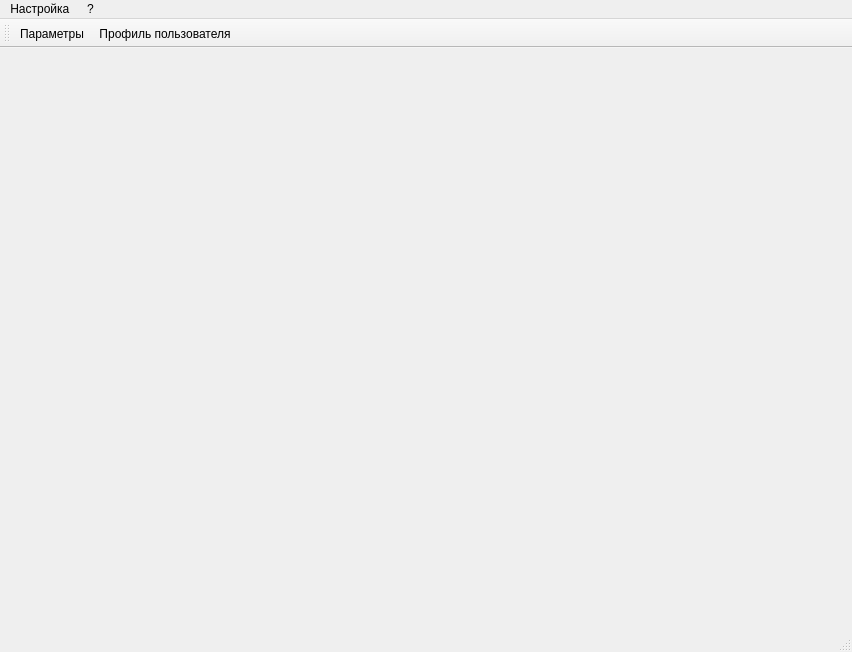
This is mainwindow.ui in rust3128/Gandalf as Qt 5 draws it before an edit. The edited form follows.
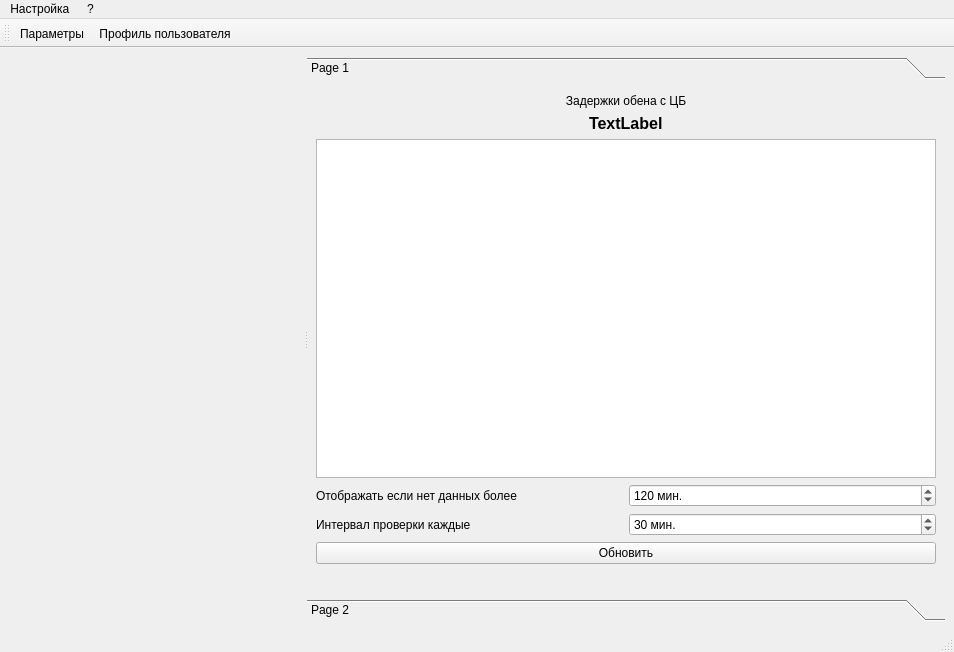
This is the edited form. Icons and pictures are not drawn. Custom widgets are drawn as their Qt base class.

Commit message: Show Deploys tab

What changed in the file:
```diff
--- a/mainwindow.ui
+++ b/mainwindow.ui
@@ -6,7 +6,7 @@
    <rect>
     <x>0</x>
     <y>0</y>
-    <width>852</width>
+    <width>954</width>
     <height>652</height>
    </rect>
   </property>
@@ -15,7 +15,17 @@
   </property>
   <widget class="QWidget" name="centralwidget">
    <layout class="QGridLayout" name="gridLayout">
-    <item row="0" column="0" alignment="Qt::AlignHCenter|Qt::AlignVCenter">
+    <item row="0" column="0">
+     <widget class="QSplitter" name="splitter">
+      <property name="orientation">
+       <enum>Qt::Horizontal</enum>
+      </property>
+      <property name="handleWidth">
+       <number>2</number>
+      </property>
+      <widget class="QWidget" name="layoutWidget">
+       <layout class="QVBoxLayout" name="verticalLayout">
+        <item>
      <widget class="SearchForm" name="widgetSearch" native="true">
       <property name="maximumSize">
        <size>
@@ -25,7 +35,7 @@
       </property>
      </widget>
     </item>
-    <item row="1" column="0">
+        <item>
      <widget class="QTabWidget" name="tabWidgetTerminals">
       <property name="tabPosition">
        <enum>QTabWidget::North</enum>
@@ -49,12 +59,164 @@
     </item>
    </layout>
   </widget>
+      <widget class="QToolBox" name="toolBox">
+       <property name="frameShape">
+        <enum>QFrame::NoFrame</enum>
+       </property>
+       <property name="currentIndex">
+        <number>0</number>
+       </property>
+       <widget class="QWidget" name="pageDeploys">
+        <property name="geometry">
+         <rect>
+          <x>0</x>
+          <y>0</y>
+          <width>635</width>
+          <height>492</height>
+         </rect>
+        </property>
+        <attribute name="label">
+         <string>Page 1</string>
+        </attribute>
+        <layout class="QGridLayout" name="gridLayout_2">
+         <item row="0" column="0" colspan="2">
+          <widget class="QLabel" name="labelDepInfo">
+           <property name="text">
+            <string>Задержки обена с ЦБ</string>
+           </property>
+           <property name="alignment">
+            <set>Qt::AlignCenter</set>
+           </property>
+          </widget>
+         </item>
+         <item row="1" column="0" colspan="2" alignment="Qt::AlignHCenter">
+          <widget class="QLabel" name="labelLastDeploys">
+           <property name="font">
+            <font>
+             <pointsize>12</pointsize>
+             <bold>true</bold>
+            </font>
+           </property>
+           <property name="text">
+            <string>TextLabel</string>
+           </property>
+          </widget>
+         </item>
+         <item row="2" column="0" colspan="2">
+          <widget class="QTableView" name="tableViewDeploys">
+           <property name="editTriggers">
+            <set>QAbstractItemView::NoEditTriggers</set>
+           </property>
+           <property name="selectionMode">
+            <enum>QAbstractItemView::SingleSelection</enum>
+           </property>
+           <property name="selectionBehavior">
+            <enum>QAbstractItemView::SelectRows</enum>
+           </property>
+           <property name="sortingEnabled">
+            <bool>true</bool>
+           </property>
+           <attribute name="verticalHeaderVisible">
+            <bool>false</bool>
+           </attribute>
+          </widget>
+         </item>
+         <item row="3" column="0">
+          <widget class="QLabel" name="labelDap2">
+           <property name="text">
+            <string>Отображать если нет данных более</string>
+           </property>
+           <property name="wordWrap">
+            <bool>true</bool>
+           </property>
+          </widget>
+         </item>
+         <item row="3" column="1">
+          <widget class="QSpinBox" name="spinBoxPorog">
+           <property name="suffix">
+            <string> мин.</string>
+           </property>
+           <property name="minimum">
+            <number>1</number>
+           </property>
+           <property name="maximum">
+            <number>1440</number>
+           </property>
+           <property name="value">
+            <number>120</number>
+           </property>
+          </widget>
+         </item>
+         <item row="4" column="0">
+          <widget class="QLabel" name="labelDep3">
+           <property name="text">
+            <string>Интервал проверки каждые</string>
+           </property>
+          </widget>
+         </item>
+         <item row="4" column="1">
+          <widget class="QSpinBox" name="spinBoxInterval">
+           <property name="suffix">
+            <string> мин.</string>
+           </property>
+           <property name="minimum">
+            <number>1</number>
+           </property>
+           <property name="maximum">
+            <number>300</number>
+           </property>
+           <property name="value">
+            <number>30</number>
+           </property>
+          </widget>
+         </item>
+         <item row="5" column="0" colspan="2">
+          <widget class="QPushButton" name="pushButtonRefreshDeploys">
+           <property name="text">
+            <string>Обновить</string>
+           </property>
+           <property name="icon">
+            <iconset resource="resource.qrc">
+             <normaloff>:/Images/refresh_icon.png</normaloff>:/Images/refresh_icon.png</iconset>
+           </property>
+          </widget>
+         </item>
+         <item row="6" column="0" colspan="2" alignment="Qt::AlignHCenter|Qt::AlignVCenter">
+          <widget class="QLabel" name="labelWaiting">
+           <property name="text">
+            <string/>
+           </property>
+           <property name="pixmap">
+            <pixmap resource="resource.qrc">:/Images/waiting_icon_big.png</pixmap>
+           </property>
+          </widget>
+         </item>
+        </layout>
+       </widget>
+       <widget class="QWidget" name="page_2">
+        <property name="geometry">
+         <rect>
+          <x>0</x>
+          <y>0</y>
+          <width>635</width>
+          <height>492</height>
+         </rect>
+        </property>
+        <attribute name="label">
+         <string>Page 2</string>
+        </attribute>
+       </widget>
+      </widget>
+     </widget>
+    </item>
+   </layout>
+  </widget>
   <widget class="QMenuBar" name="menubar">
    <property name="geometry">
     <rect>
      <x>0</x>
      <y>0</y>
-     <width>852</width>
+     <width>954</width>
      <height>21</height>
     </rect>
    </property>
```
Left out of the diff: 2 changed lines with no effect on the pictures. Lines whose indentation alone changed are shown as unchanged. The commit also changes 15 other files.
